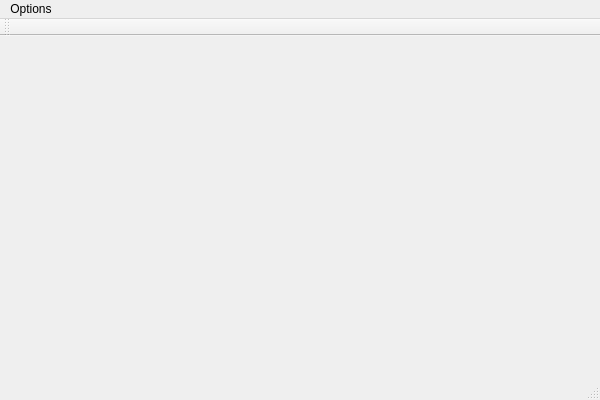
This is mainwindow.ui in kroenecker/japanified as Qt 5 draws it before an edit. The edited form follows.
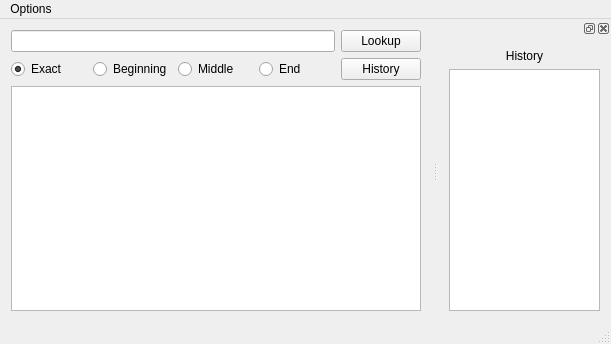
This is the edited form.

Patch:
```diff
--- a/mainwindow.ui
+++ b/mainwindow.ui
@@ -6,21 +6,92 @@
    <rect>
     <x>0</x>
     <y>0</y>
-    <width>600</width>
-    <height>400</height>
+    <width>611</width>
+    <height>344</height>
    </rect>
   </property>
   <property name="windowTitle">
    <string>MainWindow</string>
   </property>
-  <widget class="QWidget" name="centralWidget"/>
+  <widget class="QWidget" name="centralWidget">
+   <layout class="QGridLayout" name="gridLayout_2">
+    <item row="0" column="0">
+     <widget class="QLineEdit" name="lookupLineEdit"/>
+    </item>
+    <item row="0" column="1">
+     <widget class="QPushButton" name="lookupPushButton">
+      <property name="sizePolicy">
+       <sizepolicy hsizetype="Fixed" vsizetype="Fixed">
+        <horstretch>0</horstretch>
+        <verstretch>0</verstretch>
+       </sizepolicy>
+      </property>
+      <property name="text">
+       <string>Lookup</string>
+      </property>
+     </widget>
+    </item>
+    <item row="1" column="0">
+     <layout class="QHBoxLayout" name="horizontalLayout">
+      <item>
+       <widget class="QRadioButton" name="exactRadioButton">
+        <property name="text">
+         <string>Exact</string>
+        </property>
+        <property name="checked">
+         <bool>true</bool>
+        </property>
+       </widget>
+      </item>
+      <item>
+       <widget class="QRadioButton" name="beginningRadioButton">
+        <property name="text">
+         <string>Beginning</string>
+        </property>
+       </widget>
+      </item>
+      <item>
+       <widget class="QRadioButton" name="middleRadioButton">
+        <property name="text">
+         <string>Middle</string>
+        </property>
+       </widget>
+      </item>
+      <item>
+       <widget class="QRadioButton" name="endRadioButton">
+        <property name="text">
+         <string>End</string>
+        </property>
+       </widget>
+      </item>
+     </layout>
+    </item>
+    <item row="1" column="1">
+     <widget class="QPushButton" name="historyPushButton">
+      <property name="text">
+       <string>History</string>
+      </property>
+     </widget>
+    </item>
+    <item row="2" column="0" colspan="2">
+     <widget class="QGraphicsView" name="lookupGraphicsView">
+      <property name="minimumSize">
+       <size>
+        <width>410</width>
+        <height>0</height>
+       </size>
+      </property>
+     </widget>
+    </item>
+   </layout>
+  </widget>
   <widget class="QMenuBar" name="menuBar">
    <property name="geometry">
     <rect>
      <x>0</x>
      <y>0</y>
-     <width>600</width>
-     <height>25</height>
+     <width>611</width>
+     <height>26</height>
     </rect>
    </property>
    <widget class="QMenu" name="menuOptions">
@@ -31,15 +102,37 @@
    </widget>
    <addaction name="menuOptions"/>
   </widget>
-  <widget class="QToolBar" name="mainToolBar">
-   <attribute name="toolBarArea">
-    <enum>TopToolBarArea</enum>
-   </attribute>
-   <attribute name="toolBarBreak">
-    <bool>false</bool>
-   </attribute>
-  </widget>
   <widget class="QStatusBar" name="statusBar"/>
+  <widget class="QDockWidget" name="dockWidget">
+   <attribute name="dockWidgetArea">
+    <number>2</number>
+   </attribute>
+   <widget class="QWidget" name="dockWidgetContents">
+    <layout class="QGridLayout" name="gridLayout">
+     <item row="0" column="0">
+      <widget class="QLabel" name="label_2">
+       <property name="text">
+        <string>&lt;!DOCTYPE HTML PUBLIC &quot;-//W3C//DTD HTML 4.0//EN&quot; &quot;http://www.w3.org/TR/REC-html40/strict.dtd&quot;&gt;
+&lt;html&gt;&lt;head&gt;&lt;meta name=&quot;qrichtext&quot; content=&quot;1&quot; /&gt;&lt;style type=&quot;text/css&quot;&gt;
+p, li { white-space: pre-wrap; }
+&lt;/style&gt;&lt;/head&gt;&lt;body style=&quot; font-family:'Sans Serif'; font-size:9pt; font-weight:400; font-style:normal;&quot;&gt;
+&lt;p align=&quot;center&quot; style=&quot; margin-top:0px; margin-bottom:0px; margin-left:0px; margin-right:0px; -qt-block-indent:0; text-indent:0px;&quot;&gt;History&lt;/p&gt;&lt;/body&gt;&lt;/html&gt;</string>
+       </property>
+      </widget>
+     </item>
+     <item row="1" column="0">
+      <widget class="QListView" name="historyListView">
+       <property name="minimumSize">
+        <size>
+         <width>150</width>
+         <height>0</height>
+        </size>
+       </property>
+      </widget>
+     </item>
+    </layout>
+   </widget>
+  </widget>
   <action name="actionGenerate_Databaase">
    <property name="text">
     <string>Generate Databaase</string>
```
